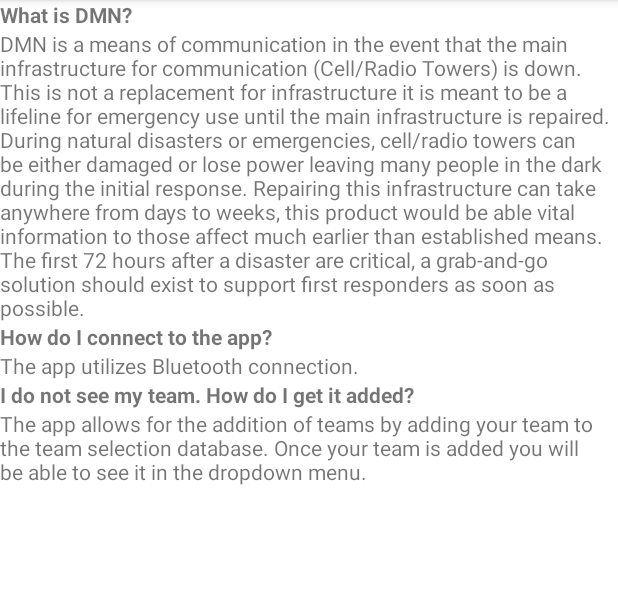
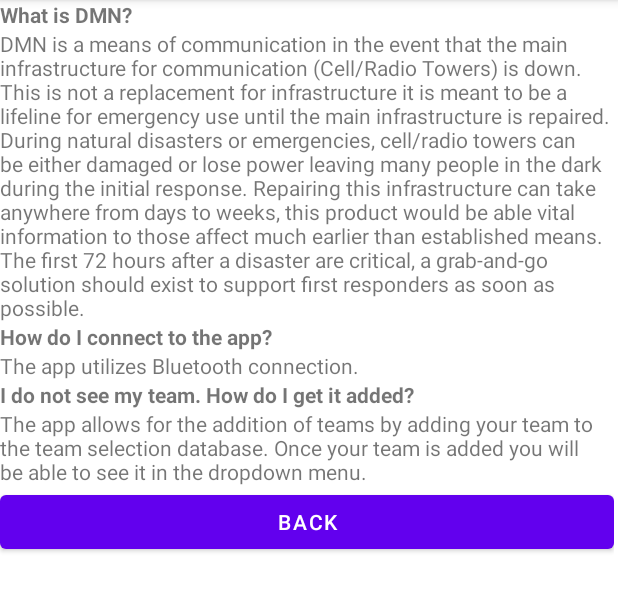
Before and after one commit to Stautyr/RapidStrike, an Android app: the ViewHelp screen opened directly, with no data from a screen before it, on a phone screen of 412 x 824 dp, the part 84-696 px from its top. Run offline under Robolectric (Android 15) with nearby library versions, the phone set to English and light mode, and no system bars.

Commit message:
Back button implementation

```diff
--- a/RapidStrikeApp/app/src/main/res/layout/help_page.xml
+++ b/RapidStrikeApp/app/src/main/res/layout/help_page.xml
@@ -51,6 +51,13 @@
                 android:layout_width="397dp"
                 android:layout_height="wrap_content"
                 android:text="The app allows for the addition of teams by adding your team to the team selection database. Once your team is added you will be able to see it in the dropdown menu." />
+
+            <Button
+                android:id="@+id/Back"
+                android:layout_width="match_parent"
+                android:layout_height="wrap_content"
+                android:text="BACK" />
+
         </LinearLayout>
     </ScrollView>
 </androidx.constraintlayout.widget.ConstraintLayout>
```
